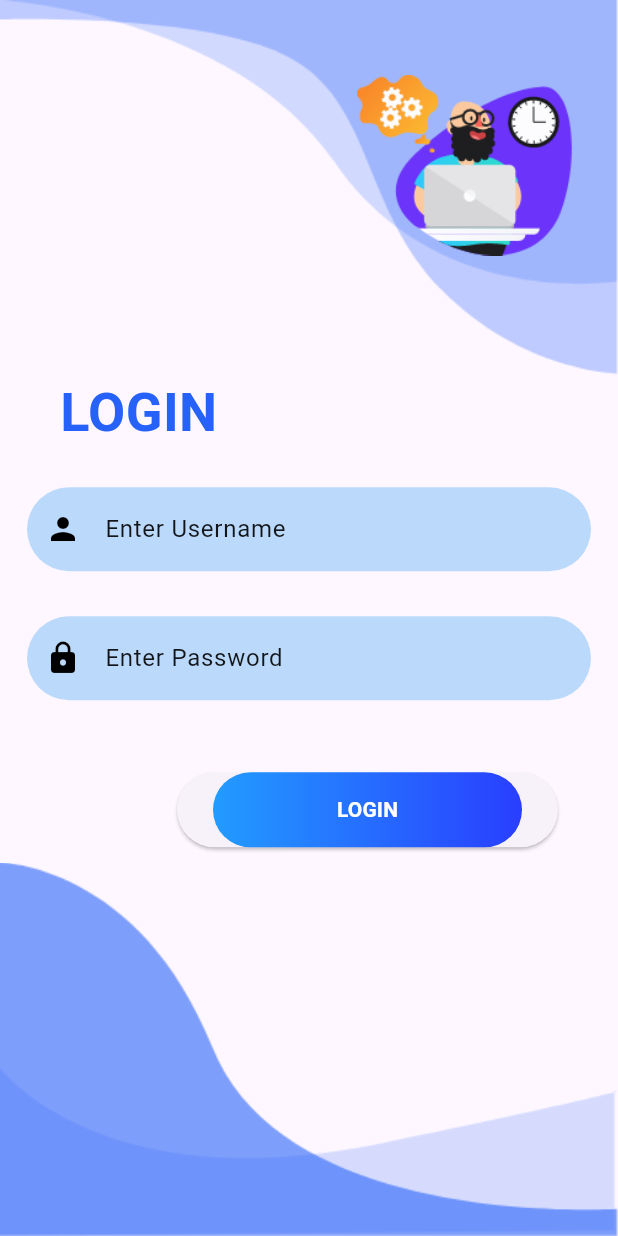
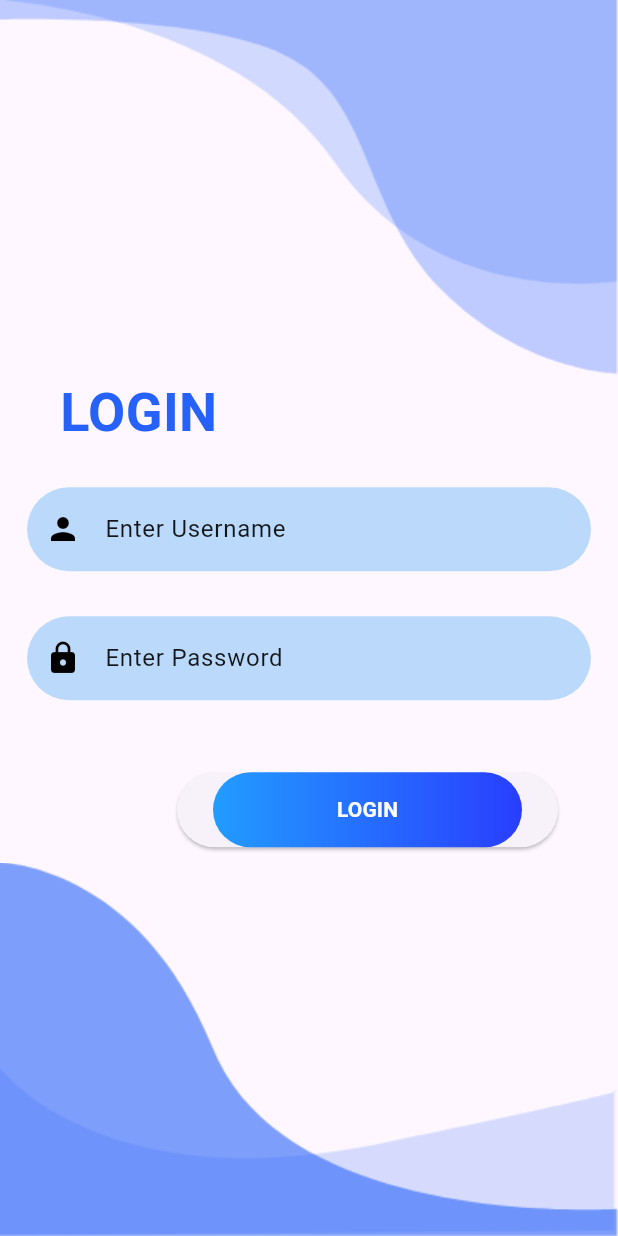
Before and after one commit to mrnipundilshan/Exam-Result-View-App, a Flutter app: the screen it shows after launch, on a phone screen of 412 x 824 dp. Run offline on Flutter 3.47's test engine with Material 3 defaults, Android fonts, the light colour scheme and no system bars; our stand-ins replace cloud_firestore, curved_labeled_navigation_bar, firebase_core, font_awesome_flutter; accounts and stored records are empty.

Commit message:
new changes

```diff
--- a/lib/components/background.dart
+++ b/lib/components/background.dart
@@ -21,42 +21,22 @@ class Background extends StatelessWidget {
           Positioned(
             top: 0,
             right: 0,
-            child: Image.asset(
-              "assets/images/top1.png",
-              width: size.width
-            ),
+            child: Image.asset("assets/images/top1.png", width: size.width),
           ),
           Positioned(
             top: 0,
             right: 0,
-            child: Image.asset(
-              "assets/images/top2.png",
-              width: size.width
-            ),
-          ),
-          Positioned(
-            top: 50,
-            right: 30,
-            child: Image.asset(
-              "assets/images/main.png",
-              width: size.width * 0.35
-            ),
+            child: Image.asset("assets/images/top2.png", width: size.width),
           ),
           Positioned(
             bottom: 0,
             right: 0,
-            child: Image.asset(
-              "assets/images/bottom1.png",
-              width: size.width
-            ),
+            child: Image.asset("assets/images/bottom1.png", width: size.width),
           ),
           Positioned(
             bottom: 0,
             right: 0,
-            child: Image.asset(
-              "assets/images/bottom2.png",
-              width: size.width
-            ),
+            child: Image.asset("assets/images/bottom2.png", width: size.width),
           ),
           child
         ],
```
Also changed, not shown: lib/viewpage.dart (+4 -8 lines).
